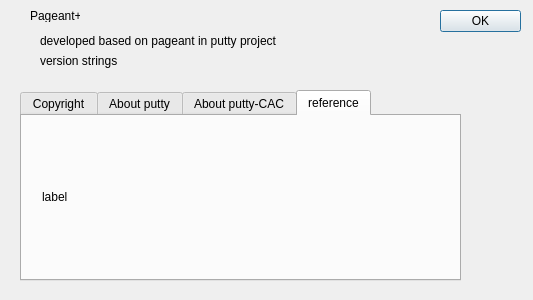
The window that aboutdlg.ui (zmatsuo/pageant-) describes before a commit, drawn with Qt 5.
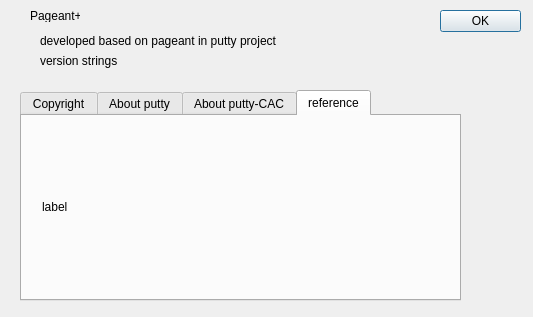
The same window after the commit. The open tabs and pages were chosen to show the change.

```diff
--- a/aboutdlg.ui
+++ b/aboutdlg.ui
@@ -7,7 +7,7 @@
     <x>0</x>
     <y>0</y>
     <width>533</width>
-    <height>300</height>
+    <height>317</height>
    </rect>
   </property>
   <property name="windowTitle">
@@ -67,7 +67,7 @@
      <x>20</x>
      <y>90</y>
      <width>441</width>
-     <height>191</height>
+     <height>211</height>
     </rect>
    </property>
    <property name="currentIndex">
@@ -193,8 +193,8 @@
       <rect>
        <x>20</x>
        <y>10</y>
-       <width>281</width>
-       <height>141</height>
+       <width>351</width>
+       <height>161</height>
       </rect>
      </property>
      <property name="text">
```
Left out of the diff: 6 changed lines with no effect on the pictures.
